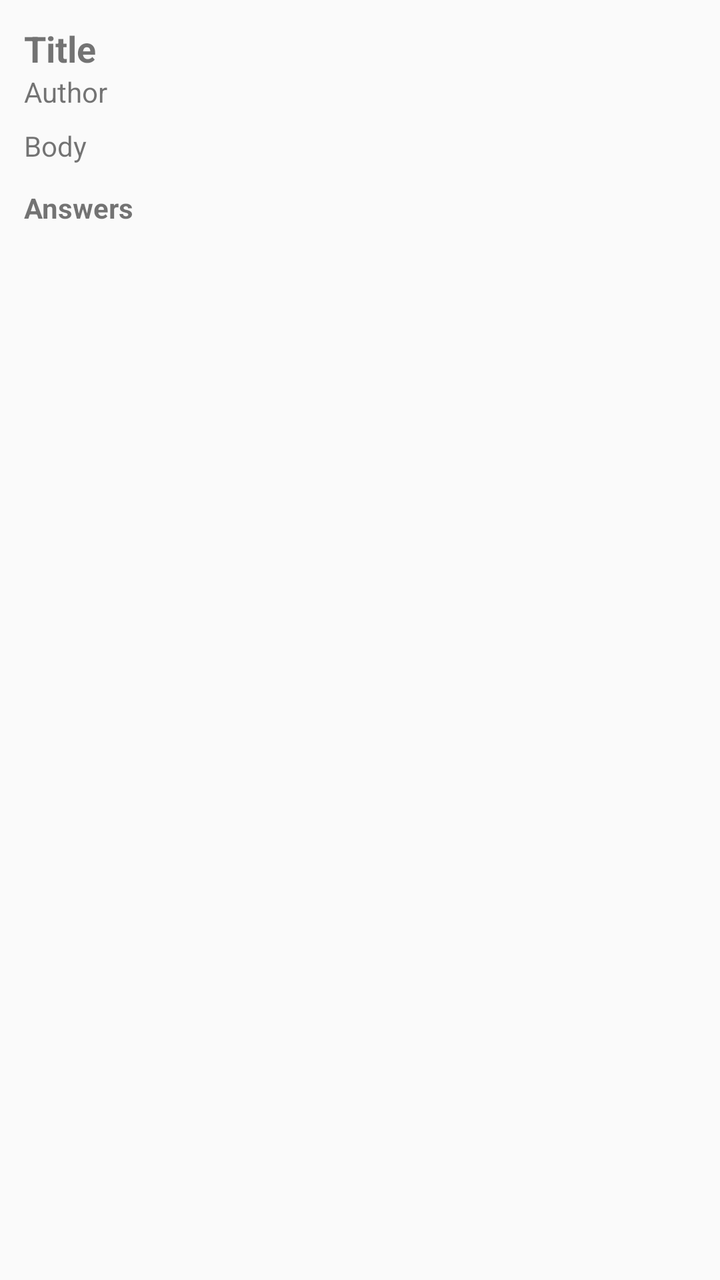
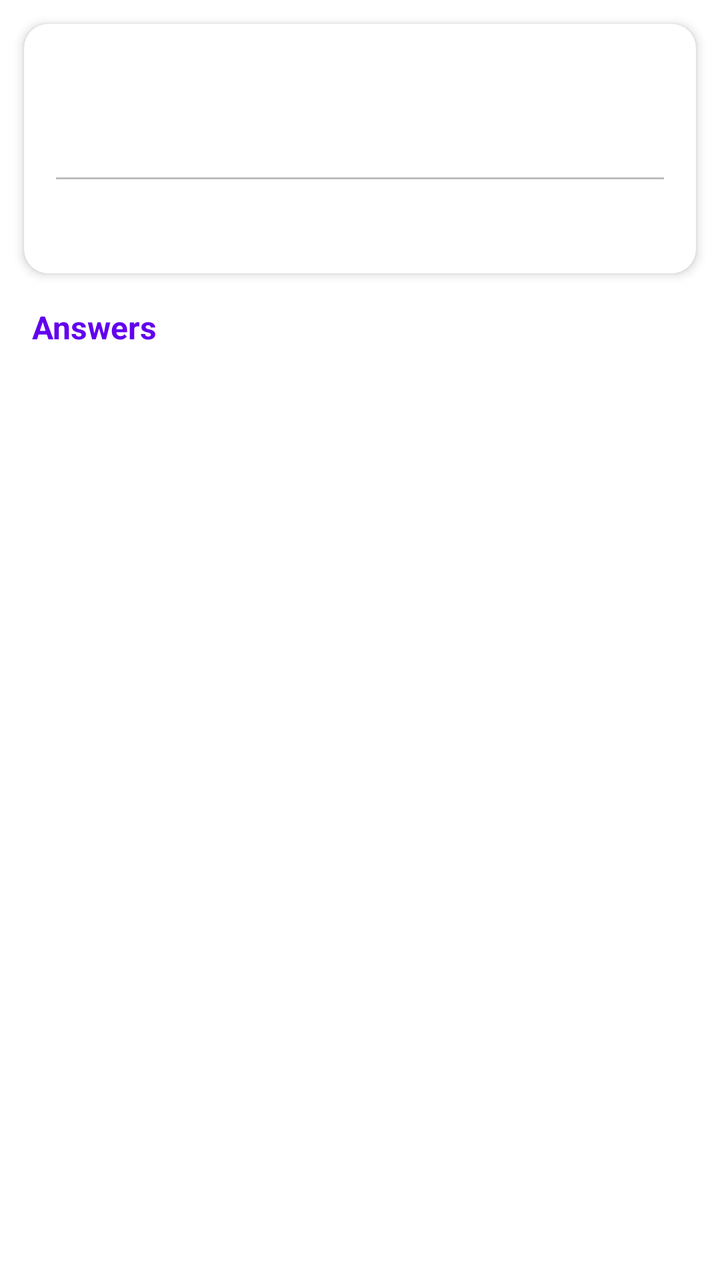

An Android layout rendered at two revisions. The XML below is the earlier revision; the diff shows what the commit changed to produce the second picture.
<!-- AndroidManifest.xml: application theme Theme.FakeStackOverflow -->
<!-- res/layout/fragment_question_detail.xml -->
<ScrollView xmlns:android="http://schemas.android.com/apk/res/android"
    android:layout_width="match_parent"
    android:layout_height="match_parent"
    android:padding="12dp">

    <LinearLayout
        android:orientation="vertical"
        android:layout_width="match_parent"
        android:layout_height="wrap_content">

        <TextView
            android:id="@+id/textDetailTitle"
            android:layout_width="match_parent"
            android:layout_height="wrap_content"
            android:text="Title"
            android:textStyle="bold"
            android:textSize="18sp"/>

        <TextView
            android:id="@+id/textDetailAuthor"
            android:layout_width="match_parent"
            android:layout_height="wrap_content"
            android:text="Author"/>

        <TextView
            android:id="@+id/textDetailBody"
            android:layout_width="match_parent"
            android:layout_height="wrap_content"
            android:text="Body"
            android:paddingTop="8dp"/>

        <TextView
            android:id="@+id/textAnswersLabel"
            android:layout_width="match_parent"
            android:layout_height="wrap_content"
            android:text="Answers"
            android:textStyle="bold"
            android:paddingTop="12dp"/>

        <androidx.recyclerview.widget.RecyclerView
            android:id="@+id/recyclerAnswers"
            android:layout_width="match_parent"
            android:layout_height="wrap_content"/>

        <TextView
            android:id="@+id/textOfflineHint"
            android:layout_width="match_parent"
            android:layout_height="wrap_content"
            android:text="Offline — answers unavailable"
            android:visibility="gone"
            android:paddingTop="8dp"/>

        <Button
            android:id="@+id/buttonRetry"
            android:layout_width="wrap_content"
            android:layout_height="wrap_content"
            android:text="Retry"
            android:visibility="gone"/>

        <ProgressBar
            android:id="@+id/progressAnswers"
            android:layout_width="48dp"
            android:layout_height="48dp"
            android:visibility="gone"
            android:layout_gravity="center"/>
    </LinearLayout>
</ScrollView>
<!-- resources referenced by this layout -->
<resources>
  <style name="Theme.FakeStackOverflow" parent="Theme.AppCompat.DayNight.DarkActionBar">
          
          <item name="colorPrimary">@color/purple_500</item>
          <item name="colorPrimaryVariant">@color/purple_700</item>
          <item name="colorOnPrimary">@color/white</item>
          
          <item name="colorSecondary">@color/teal_200</item>
          <item name="colorSecondaryVariant">@color/teal_700</item>
          <item name="colorOnSecondary">@color/black</item>
          
          <item name="android:statusBarColor">?attr/colorPrimaryVariant</item>
      </style>
  <color name="purple_500">#FF6200EE</color>
  <color name="purple_700">#FF3700B3</color>
  <color name="white">#FFFFFF</color>
  <color name="teal_200">#FF03DAC5</color>
  <color name="teal_700">#FF018786</color>
  <color name="black">#FF000000</color>
</resources>

<!-- the commit's change to res/layout/fragment_question_detail.xml (unified diff, before → after) -->
@@ -1,67 +1,111 @@
-<ScrollView xmlns:android="http://schemas.android.com/apk/res/android"
+<?xml version="1.0" encoding="utf-8"?>
+<androidx.core.widget.NestedScrollView
+    xmlns:android="http://schemas.android.com/apk/res/android"
+    xmlns:app="http://schemas.android.com/apk/res-auto"
     android:layout_width="match_parent"
     android:layout_height="match_parent"
-    android:padding="12dp">
+    android:background="@color/white">
 
     <LinearLayout
         android:orientation="vertical"
         android:layout_width="match_parent"
-        android:layout_height="wrap_content">
+        android:layout_height="wrap_content"
+        android:paddingBottom="16dp">
 
-        <TextView
-            android:id="@+id/textDetailTitle"
+        
+        <com.google.android.material.card.MaterialCardView
             android:layout_width="match_parent"
             android:layout_height="wrap_content"
-            android:text="Title"
-            android:textStyle="bold"
-            android:textSize="18sp"/>
+            android:layout_margin="12dp"
+            app:cardCornerRadius="12dp"
+            app:cardElevation="3dp"
+            app:strokeWidth="0dp">
 
-        <TextView
-            android:id="@+id/textDetailAuthor"
-            android:layout_width="match_parent"
-            android:layout_height="wrap_content"
-            android:text="Author"/>
+            <LinearLayout
+                android:layout_width="match_parent"
+                android:layout_height="wrap_content"
+                android:orientation="vertical"
+                android:padding="16dp">
 
-        <TextView
-            android:id="@+id/textDetailBody"
-            android:layout_width="match_parent"
-            android:layout_height="wrap_content"
-            android:text="Body"
-            android:paddingTop="8dp"/>
+                <TextView
+                    android:id="@+id/textDetailTitle"
+                    android:layout_width="match_parent"
+                    android:layout_height="wrap_content"
+                    android:textStyle="bold"
+                    android:textSize="18sp"
+                    android:paddingBottom="8dp" />
 
+                <TextView
+                    android:id="@+id/textDetailAuthor"
+                    android:layout_width="match_parent"
+                    android:layout_height="wrap_content"
+                    android:textSize="12sp"
+                    android:textColor="@color/grey_600"
+                    android:paddingBottom="12dp" />
+
+                <View
+                    android:layout_width="match_parent"
+                    android:layout_height="1dp"
+                    android:background="@color/grey_400"
+                    android:layout_marginBottom="12dp" />
+
+                <TextView
+                    android:id="@+id/textDetailBody"
+                    android:layout_width="match_parent"
+                    android:layout_height="wrap_content"
+                    android:textSize="14sp"
+                    android:lineSpacingMultiplier="1.4" />
+
+            </LinearLayout>
+        </com.google.android.material.card.MaterialCardView>
+
+        
         <TextView
             android:id="@+id/textAnswersLabel"
             android:layout_width="match_parent"
             android:layout_height="wrap_content"
             android:text="Answers"
             android:textStyle="bold"
-            android:paddingTop="12dp"/>
+            android:textSize="16sp"
+            android:paddingHorizontal="16dp"
+            android:paddingTop="4dp"
+            android:paddingBottom="4dp"
+            android:textColor="?attr/colorPrimary" />
 
+        
         <androidx.recyclerview.widget.RecyclerView
             android:id="@+id/recyclerAnswers"
             android:layout_width="match_parent"
-            android:layout_height="wrap_content"/>
+            android:layout_height="wrap_content"
+            android:nestedScrollingEnabled="false" />
 
+        
         <TextView
             android:id="@+id/textOfflineHint"
             android:layout_width="match_parent"
             android:layout_height="wrap_content"
             android:text="Offline — answers unavailable"
             android:visibility="gone"
-            android:paddingTop="8dp"/>
+            android:paddingHorizontal="16dp"
+            android:paddingTop="8dp"
+            android:textColor="@color/grey_600" />
 
         <Button
             android:id="@+id/buttonRetry"
             android:layout_width="wrap_content"
             android:layout_height="wrap_content"
+            android:layout_marginHorizontal="16dp"
             android:text="Retry"
-            android:visibility="gone"/>
+            android:visibility="gone" />
 
+        
         <ProgressBar
             android:id="@+id/progressAnswers"
             android:layout_width="48dp"
             android:layout_height="48dp"
             android:visibility="gone"
-            android:layout_gravity="center"/>
+            android:layout_gravity="center"
+            android:layout_marginTop="16dp" />
+
     </LinearLayout>
-</ScrollView>
+</androidx.core.widget.NestedScrollView>
<!-- resource entries referenced after the edit -->
@@ -1,15 +1,14 @@
 <!-- resources referenced by this layout -->
 <resources>
-  <style name="Theme.FakeStackOverflow" parent="Theme.AppCompat.DayNight.DarkActionBar">
-          
+  <color name="grey_400">#BDBDBD</color>
+  <color name="grey_600">#757575</color>
+  <style name="Theme.FakeStackOverflow" parent="Theme.MaterialComponents.DayNight.NoActionBar">
           <item name="colorPrimary">@color/purple_500</item>
           <item name="colorPrimaryVariant">@color/purple_700</item>
           <item name="colorOnPrimary">@color/white</item>
-          
           <item name="colorSecondary">@color/teal_200</item>
           <item name="colorSecondaryVariant">@color/teal_700</item>
           <item name="colorOnSecondary">@color/black</item>
-          
           <item name="android:statusBarColor">?attr/colorPrimaryVariant</item>
       </style>
   <color name="purple_500">#FF6200EE</color>
